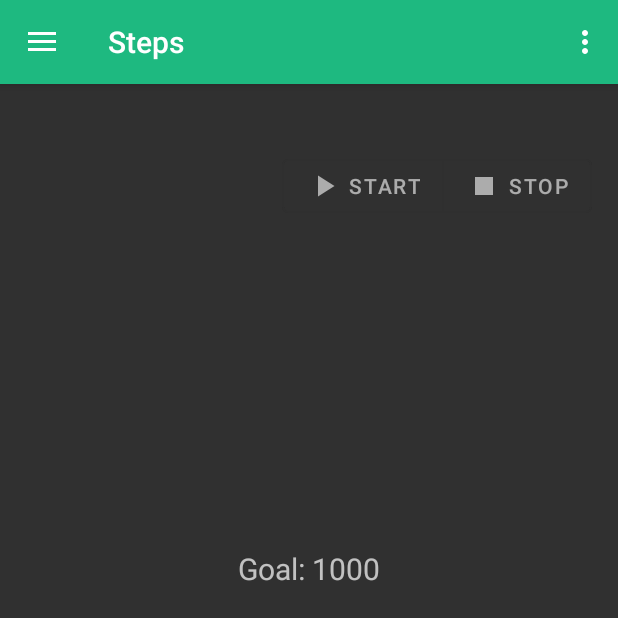
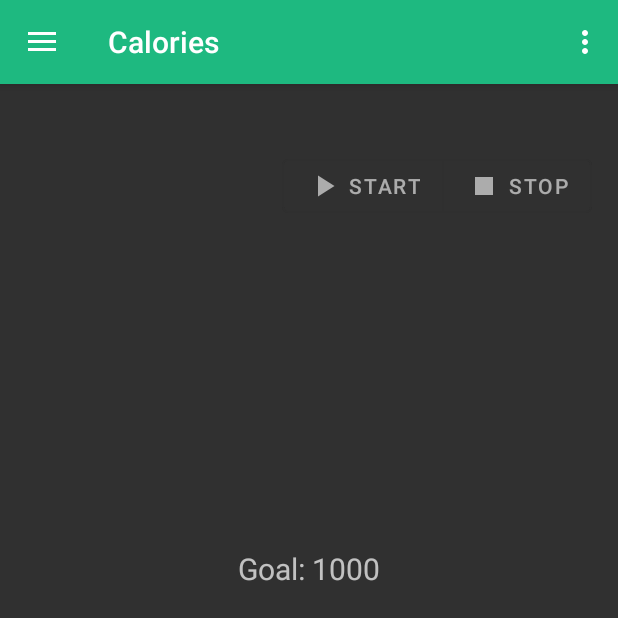
Before and after one commit to felixboelter/Android-Programming-Project, an Android app: the screen it shows after launch (MainActivity), on a phone screen of 412 x 824 dp, the top half of it. Run offline under Robolectric (Android 15) with nearby library versions, the phone set to English and light mode, and no system bars; our stand-ins replace navigation-ui; libraries missing offline, so code that uses them is left out: com.anychart, com.anychart.editor.

Commit message:
bruhus momentus

```diff
--- a/StepApp/app/src/main/res/layout/fragment_hour.xml
+++ b/StepApp/app/src/main/res/layout/fragment_hour.xml
@@ -56,10 +56,10 @@
             android:layout_height="wrap_content">
 
             <ImageView
-                android:layout_width="26dp"
-                android:layout_height="26dp"
+                android:layout_width="46dp"
+                android:layout_height="46dp"
                 android:layout_gravity="center"
-                android:background="@drawable/ic_menu_step"
+                android:background="@mipmap/ic_launcher_foreground"
                 android:backgroundTint="@color/colorAccent" />
 
             <TextView
--- a/StepApp/app/src/main/res/menu/activity_main_drawer.xml
+++ b/StepApp/app/src/main/res/menu/activity_main_drawer.xml
@@ -6,8 +6,8 @@
     <group android:checkableBehavior="single">
         <item
             android:id="@+id/nav_home"
-            android:icon="@drawable/ic_menu_step"
-            android:title="@string/menu_steps" />
+            android:icon="@mipmap/ic_launcher_foreground"
+            android:title="@string/Calories" />
         <item
             android:id="@+id/nav_hour"
             android:icon="@drawable/ic_menu_bar_chart"
--- a/StepApp/app/src/main/res/values/strings.xml
+++ b/StepApp/app/src/main/res/values/strings.xml
@@ -7,7 +7,7 @@
     <string name="nav_header_desc">Navigation header</string>
     <string name="action_settings">Settings</string>
 
-    <string name="menu_steps">Steps</string>
+    <string name="menu_steps">Calories</string>
     <string name="menu_report">Report</string>
     <string name="menu_hour">Hour</string>
     <string name="menu_day">Day</string>
@@ -33,5 +33,5 @@
     <string name="hello_blank_fragment">Hello blank fragment</string>
     <string name="mapbox_access_token">pk.eyJ1IjoibXdjYnVybiIsImEiOiJja2kxb2RxejgwNG94MnJudGFubnI0bmswIn0.XXaZeTB4HF53af1zTo2UdA</string>
     <string name="user_location_permission_explanation">Burn would like to use your location.</string>
-    <string name="user_location_permission_not_granted">:(</string>
+    <string name="user_location_permission_not_granted">kinda sad ngl :(</string>
 </resources>
```
